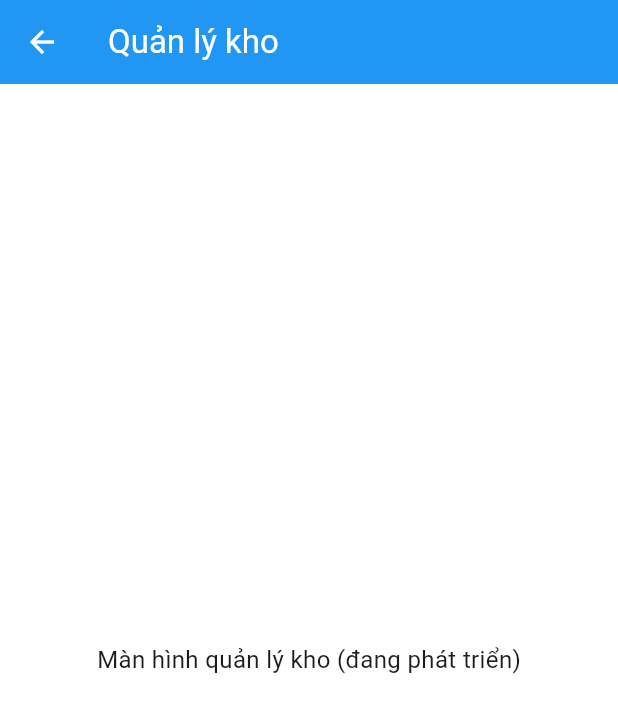
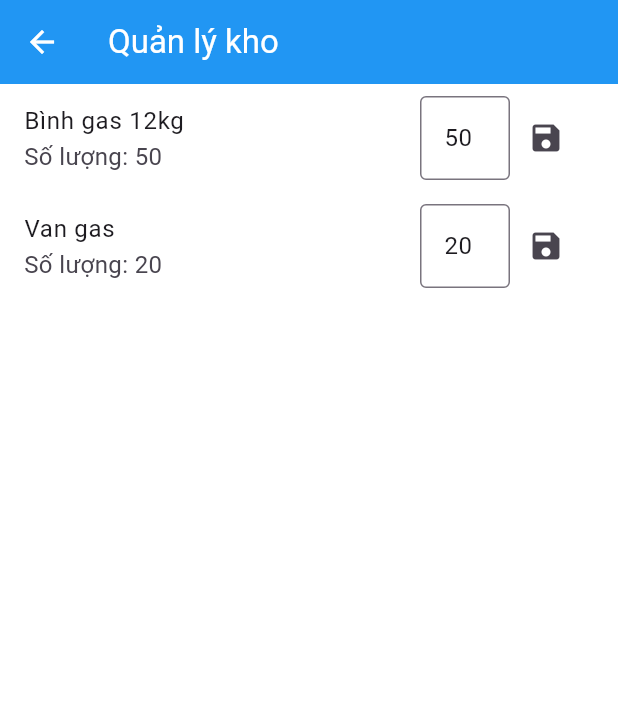
Before and after one commit to nt-nam/do-an-flutter, a Flutter app: the InventoryScreen screen opened directly, on a phone screen of 412 x 824 dp. Shown: the top 713 px of the screen. Run offline on Flutter 3.47's test engine with Material 3 defaults, Android fonts, the phone set to English and light mode, and no system bars; our stand-ins replace flutter_bloc, get_it.

Commit message:
Quản lý kho (Inventory)

```diff
--- a/lib/blocs/inventory_bloc.dart
+++ b/lib/blocs/inventory_bloc.dart
@@ -0,0 +1,100 @@
+// lib/blocs/inventory_bloc.dart
+import 'package:flutter_bloc/flutter_bloc.dart';
+import '../models/inventory_model.dart';
+import '../models/product_model.dart';
+
+abstract class InventoryEvent {}
+class LoadInventoryEvent extends InventoryEvent {}
+class UpdateInventoryEvent extends InventoryEvent {
+  final int productId;
+  final int newQuantity;
+  UpdateInventoryEvent(this.productId, this.newQuantity);
+}
+
+abstract class InventoryState {}
+class InventoryInitial extends InventoryState {}
+class InventoryLoading extends InventoryState {}
+class InventoryLoaded extends InventoryState {
+  final List<InventoryModel> inventory;
+  InventoryLoaded(this.inventory);
+}
+class InventoryError extends InventoryState {
+  final String message;
+  InventoryError(this.message);
+}
+
+class InventoryBloc extends Bloc<InventoryEvent, InventoryState> {
+  List<InventoryModel> _inventory = []; // Mock danh sách tồn kho
+
+  InventoryBloc() : super(InventoryInitial()) {
+    on<LoadInventoryEvent>(_onLoadInventory);
+    on<UpdateInventoryEvent>(_onUpdateInventory);
+  }
+
+  Future<void> _onLoadInventory(LoadInventoryEvent event, Emitter<InventoryState> emit) async {
+    emit(InventoryLoading());
+    try {
+      // Mock: Tạo dữ liệu giả lập
+      await Future.delayed(Duration(seconds: 1)); // Giả lập thời gian chờ
+      if (_inventory.isEmpty) {
+        _inventory = [
+          InventoryModel(
+            productId: 1,
+            product: ProductModel(id: 1, name: 'Bình gas 12kg', description: 'Bình gas an toàn', price: 350000, quantity: 100, status: 'Còn hàng'),
+            quantity: 50,
+          ),
+          InventoryModel(
+            productId: 2,
+            product: ProductModel(id: 2, name: 'Van gas', description: 'Van tự ngắt', price: 150000, quantity: 50, status: 'Còn hàng'),
+            quantity: 20,
+          ),
+        ];
+      }
+      emit(InventoryLoaded(_inventory));
+
+      // Khi dùng API thật (PHP):
+      // final response = await http.get(Uri.parse('http://your-php-server/inventory/list.php'));
+      // if (response.statusCode == 200) {
+      //   final List<dynamic> json = jsonDecode(response.body);
+      //   _inventory = json.map((data) => InventoryModel.fromJson(data)).toList();
+      //   emit(InventoryLoaded(_inventory));
+      // } else {
+      //   throw Exception('Không tải được danh sách kho');
+      // }
+    } catch (e) {
+      emit(InventoryError(e.toString()));
+    }
+  }
+
+  Future<void> _onUpdateInventory(UpdateInventoryEvent event, Emitter<InventoryState> emit) async {
+    emit(InventoryLoading());
+    try {
+      // Mock: Cập nhật số lượng
+      await Future.delayed(Duration(seconds: 1)); // Giả lập thời gian chờ
+      _inventory = _inventory.map((item) {
+        if (item.productId == event.productId) {
+          return InventoryModel(
+            productId: item.productId,
+            product: item.product,
+            quantity: event.newQuantity,
+          );
+        }
+        return item;
+      }).toList();
+      emit(InventoryLoaded(_inventory));
+
+      // Khi dùng API thật (PHP):
+      // final response = await http.post(
+      //   Uri.parse('http://your-php-server/inventory/update.php'),
+      //   body: jsonEncode({'MaSP': event.productId, 'SoLuong': event.newQuantity}),
+      // );
+      // if (response.statusCode == 200) {
+      //   emit(InventoryLoaded(_inventory));
+      // } else {
+      //   throw Exception('Không thể cập nhật kho');
+      // }
+    } catch (e) {
+      emit(InventoryError(e.toString()));
+    }
+  }
+}
--- a/lib/dependencies.dart
+++ b/lib/dependencies.dart
@@ -22,6 +22,6 @@ Future<void> init() async {
   // sl.registerFactory(() => ReviewBloc());
   // sl.registerFactory(() => NotificationBloc());
   sl.registerFactory(() => DeliveryBloc());
-  // sl.registerFactory(() => InventoryBloc());
+  sl.registerFactory(() => InventoryBloc());
   // sl.registerFactory(() => PromotionBloc());
 }
--- a/lib/main.dart
+++ b/lib/main.dart
@@ -31,7 +31,7 @@ class MyApp extends StatelessWidget {
         // BlocProvider(create: (_) => di.sl<ReviewBloc>()),
         // BlocProvider(create: (_) => di.sl<NotificationBloc>()),
         BlocProvider(create: (_) => di.sl<DeliveryBloc>()),
-        // BlocProvider(create: (_) => di.sl<InventoryBloc>()),
+        BlocProvider(create: (_) => di.sl<InventoryBloc>()),
         // BlocProvider(create: (_) => di.sl<PromotionBloc>()),
       ],
       child: MaterialApp(
--- a/lib/models/inventory_model.dart
+++ b/lib/models/inventory_model.dart
@@ -0,0 +1,32 @@
+// lib/models/inventory_model.dart
+import 'package:flutter/foundation.dart';
+import 'product_model.dart';
+
+class InventoryModel {
+  final int productId; // Mã sản phẩm (MaSP)
+  final ProductModel product; // Thông tin sản phẩm
+  final int quantity; // Số lượng tồn kho
+
+  InventoryModel({
+    required this.productId,
+    required this.product,
+    required this.quantity,
+  });
+
+  // Tạo từ JSON (khi dùng API)
+  factory InventoryModel.fromJson(Map<String, dynamic> json) {
+    return InventoryModel(
+      productId: json['MaSP'],
+      product: ProductModel.fromJson(json['product']),
+      quantity: json['SoLuong'],
+    );
+  }
+
+  // Chuyển thành JSON (khi gửi lên API)
+  Map<String, dynamic> toJson() {
+    return {
+      'MaSP': productId,
+      'SoLuong': quantity,
+    };
+  }
+}
--- a/lib/routes.dart
+++ b/lib/routes.dart
@@ -57,8 +57,8 @@ class AppRoutes {
           case '/delivery':
             final orderId = settings.arguments as int?;
             return DeliveryTrackingScreen(orderId: orderId);
-          // case '/inventory':
-          //   return InventoryScreen();
+          case '/inventory':
+            return InventoryScreen();
           // case '/promotions':
           //   return PromotionScreen();
           default:
--- a/lib/screens/home_screen.dart
+++ b/lib/screens/home_screen.dart
@@ -30,6 +30,11 @@ class HomeScreen extends StatelessWidget {
             icon: Icon(Icons.local_shipping),
             onPressed: () => Navigator.pushNamed(context, '/delivery', arguments: 1), // Mock orderId
           ),
+          IconButton(
+            icon: Icon(Icons.store),
+            onPressed: () => Navigator.pushNamed(context, '/inventory'),
+            tooltip: 'Quản lý kho',
+          ),
         ],
       ),
       body: BlocBuilder<ProductBloc, ProductState>(
--- a/lib/screens/inventory_screen.dart
+++ b/lib/screens/inventory_screen.dart
@@ -1,15 +1,64 @@
 // lib/screens/inventory_screen.dart
 import 'package:flutter/material.dart';
+import 'package:flutter_bloc/flutter_bloc.dart';
+import '../blocs/inventory_bloc.dart';
+import '../models/inventory_model.dart';
 
 class InventoryScreen extends StatelessWidget {
   @override
   Widget build(BuildContext context) {
+    context.read<InventoryBloc>().add(LoadInventoryEvent());
+
     return Scaffold(
-      appBar: AppBar(
-        title: Text('Quản lý kho'),
-      ),
-      body: Center(
-        child: Text('Màn hình quản lý kho (đang phát triển)'),
+      appBar: AppBar(title: Text('Quản lý kho')),
+      body: BlocBuilder<InventoryBloc, InventoryState>(
+        builder: (context, state) {
+          if (state is InventoryLoading) {
+            return Center(child: CircularProgressIndicator());
+          }
+          if (state is InventoryLoaded) {
+            if (state.inventory.isEmpty) {
+              return Center(child: Text('Kho trống'));
+            }
+            return ListView.builder(
+              itemCount: state.inventory.length,
+              itemBuilder: (context, index) {
+                final item = state.inventory[index];
+                final TextEditingController _quantityController =
+                TextEditingController(text: item.quantity.toString());
+
+                return ListTile(
+                  title: Text(item.product.name),
+                  subtitle: Text('Số lượng: ${item.quantity}'),
+                  trailing: Row(
+                    mainAxisSize: MainAxisSize.min,
+                    children: [
+                      SizedBox(
+                        width: 60,
+                        child: TextField(
+                          controller: _quantityController,
+                          keyboardType: TextInputType.number,
+                          decoration: InputDecoration(border: OutlineInputBorder()),
+                        ),
+                      ),
+                      IconButton(
+                        icon: Icon(Icons.save),
+                        onPressed: () {
+                          final newQuantity = int.tryParse(_quantityController.text) ?? item.quantity;
+                          context.read<InventoryBloc>().add(UpdateInventoryEvent(item.productId, newQuantity));
+                        },
+                      ),
+                    ],
+                  ),
+                );
+              },
+            );
+          }
+          if (state is InventoryError) {
+            return Center(child: Text(state.message));
+          }
+          return Center(child: Text('Chưa có dữ liệu kho'));
+        },
       ),
     );
   }
```
